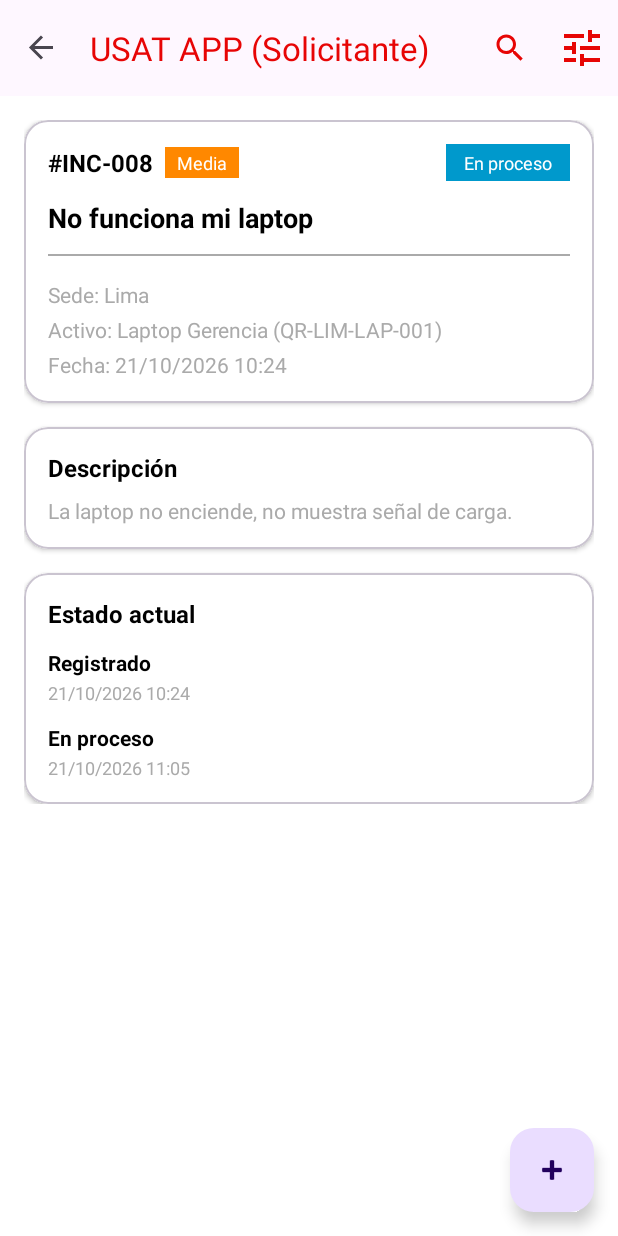
After one commit to DKarelly/AplicacionMovilCaral, an Android app: the IncidentDetailFragment screen opened through its navigation route, on a phone screen of 412 x 824 dp. The commit adds this screen. Run offline under Robolectric (Android 15) with nearby library versions, the phone set to English and light mode, and no system bars; our stand-ins replace navigation-ui.

Commit message:
Crear interfaces para la Vista del Solicitante (Home, Confirmacion, Detalle)

```diff
--- /dev/null
+++ b/app/src/main/java/com/example/py_damb2026ii/IncidentDetailFragment.java
@@ -0,0 +1,28 @@
+package com.example.py_damb2026ii;
+
+import android.os.Bundle;
+
+import androidx.annotation.NonNull;
+import androidx.fragment.app.Fragment;
+
+import android.view.LayoutInflater;
+import android.view.View;
+import android.view.ViewGroup;
+
+import com.example.py_damb2026ii.databinding.FragmentIncidentDetailBinding;
+
+public class IncidentDetailFragment extends Fragment {
+
+    private FragmentIncidentDetailBinding binding;
+
+    public IncidentDetailFragment() {
+        // Required empty public constructor
+    }
+
+    @Override
+    public View onCreateView(@NonNull LayoutInflater inflater, ViewGroup container,
+                             Bundle savedInstanceState) {
+        binding = FragmentIncidentDetailBinding.inflate(inflater, container, false);
+        return binding.getRoot();
+    }
+}
--- a/app/src/main/java/com/example/py_damb2026ii/MainActivity.java
+++ b/app/src/main/java/com/example/py_damb2026ii/MainActivity.java
@@ -72,6 +72,9 @@ public class MainActivity extends AppCompatActivity {
             if ("Solicitante".equalsIgnoreCase(userRole)) {
                 binding.fab.setVisibility(View.VISIBLE);
                 binding.fab.setOnClickListener(v -> navController.navigate(R.id.AddIncidentFragment));
+                try {
+                    navController.navigate(R.id.SolicitanteHomeFragment);
+                } catch (Exception ignored) {}
             } else if ("Técnico".equalsIgnoreCase(userRole)) {
                 binding.fab.setVisibility(View.VISIBLE);
                 binding.fab.setOnClickListener(v -> Snackbar.make(v, "Modo Técnico: Gestión de Incidentes Asignados", Snackbar.LENGTH_LONG).setAnchorView(R.id.fab).show());
--- /dev/null
+++ b/app/src/main/java/com/example/py_damb2026ii/SolicitanteHomeFragment.java
@@ -0,0 +1,53 @@
+package com.example.py_damb2026ii;
+
+import android.content.Context;
+import android.content.SharedPreferences;
+import android.os.Bundle;
+
+import androidx.annotation.NonNull;
+import androidx.fragment.app.Fragment;
+import androidx.navigation.Navigation;
+
+import android.view.LayoutInflater;
+import android.view.View;
+import android.view.ViewGroup;
+
+import com.example.py_damb2026ii.databinding.FragmentSolicitanteHomeBinding;
+import com.google.android.material.snackbar.Snackbar;
+
+public class SolicitanteHomeFragment extends Fragment {
+
+    private FragmentSolicitanteHomeBinding binding;
+    private SharedPreferences sharedPref;
+
+    public SolicitanteHomeFragment() {
+        // Required empty public constructor
+    }
+
+    @Override
+    public View onCreateView(@NonNull LayoutInflater inflater, ViewGroup container,
+                             Bundle savedInstanceState) {
+        sharedPref = requireActivity().getSharedPreferences("USAT_SP", Context.MODE_PRIVATE);
+        binding = FragmentSolicitanteHomeBinding.inflate(inflater, container, false);
+
+        binding.txtWelcomeUser.setText("Hola, Solicitante");
+
+        binding.cardReportarIncidente.setOnClickListener(v ->
+            Navigation.findNavController(v).navigate(R.id.AddIncidentFragment)
+        );
+
+        binding.cardMisIncidentes.setOnClickListener(v ->
+            Navigation.findNavController(v).navigate(R.id.IncidentListFragment)
+        );
+
+        binding.cardNotificaciones.setOnClickListener(v ->
+            Snackbar.make(v, "No hay nuevas notificaciones", Snackbar.LENGTH_SHORT).setAnchorView(requireActivity().findViewById(R.id.fab)).show()
+        );
+
+        binding.cardMiPerfil.setOnClickListener(v ->
+            Snackbar.make(v, "Perfil: Solicitante (Empleado)", Snackbar.LENGTH_SHORT).setAnchorView(requireActivity().findViewById(R.id.fab)).show()
+        );
+
+        return binding.getRoot();
+    }
+}
--- /dev/null
+++ b/app/src/main/res/layout/fragment_incident_detail.xml
@@ -0,0 +1,223 @@
+<?xml version="1.0" encoding="utf-8"?>
+<androidx.core.widget.NestedScrollView xmlns:android="http://schemas.android.com/apk/res/android"
+    xmlns:app="http://schemas.android.com/apk/res-auto"
+    xmlns:tools="http://schemas.android.com/tools"
+    android:layout_width="match_parent"
+    android:layout_height="match_parent"
+    tools:context=".IncidentDetailFragment"
+    android:background="@color/productGridBackgroundColor"
+    android:padding="16dp">
+
+    <LinearLayout
+        android:layout_width="match_parent"
+        android:layout_height="wrap_content"
+        android:orientation="vertical">
+
+        <!-- Top Header card -->
+        <com.google.android.material.card.MaterialCardView
+            android:layout_width="match_parent"
+            android:layout_height="wrap_content"
+            app:cardCornerRadius="16dp"
+            app:cardElevation="2dp"
+            app:cardBackgroundColor="@android:color/white">
+
+            <LinearLayout
+                android:layout_width="match_parent"
+                android:layout_height="wrap_content"
+                android:orientation="vertical"
+                android:padding="16dp">
+
+                <LinearLayout
+                    android:layout_width="match_parent"
+                    android:layout_height="wrap_content"
+                    android:orientation="horizontal"
+                    android:gravity="center_vertical">
+
+                    <TextView
+                        android:id="@+id/detail_code"
+                        android:layout_width="wrap_content"
+                        android:layout_height="wrap_content"
+                        android:text="#INC-008"
+                        android:textStyle="bold"
+                        android:textSize="16sp"
+                        android:textColor="@android:color/black" />
+
+                    <TextView
+                        android:id="@+id/detail_priority"
+                        android:layout_width="wrap_content"
+                        android:layout_height="wrap_content"
+                        android:text="Media"
+                        android:textSize="12sp"
+                        android:textColor="@android:color/white"
+                        android:background="@android:color/holo_orange_dark"
+                        android:paddingHorizontal="8dp"
+                        android:paddingVertical="2dp"
+                        android:layout_marginStart="8dp" />
+
+                    <View
+                        android:layout_width="0dp"
+                        android:layout_height="0dp"
+                        android:layout_weight="1" />
+
+                    <TextView
+                        android:id="@+id/detail_status"
+                        android:layout_width="wrap_content"
+                        android:layout_height="wrap_content"
+                        android:text="En proceso"
+                        android:textSize="12sp"
+                        android:textColor="@android:color/white"
+                        android:background="@android:color/holo_blue_dark"
+                        android:paddingHorizontal="12dp"
+                        android:paddingVertical="4dp" />
+                </LinearLayout>
+
+                <TextView
+                    android:id="@+id/detail_title"
+                    android:layout_width="match_parent"
+                    android:layout_height="wrap_content"
+                    android:text="No funciona mi laptop"
+                    android:textSize="18sp"
+                    android:textStyle="bold"
+                    android:textColor="@android:color/black"
+                    android:layout_marginTop="12dp" />
+
+                <View
+                    android:layout_width="match_parent"
+                    android:layout_height="1dp"
+                    android:background="@android:color/darker_gray"
+                    android:layout_marginTop="12dp"
+                    android:layout_marginBottom="12dp" />
+
+                <TextView
+                    android:layout_width="wrap_content"
+                    android:layout_height="wrap_content"
+                    android:text="Sede: Lima"
+                    android:textSize="14sp"
+                    android:textColor="@android:color/darker_gray"
+                    android:layout_marginTop="4dp" />
+
+                <TextView
+                    android:layout_width="wrap_content"
+                    android:layout_height="wrap_content"
+                    android:text="Activo: Laptop Gerencia (QR-LIM-LAP-001)"
+                    android:textSize="14sp"
+                    android:textColor="@android:color/darker_gray"
+                    android:layout_marginTop="4dp" />
+
+                <TextView
+                    android:layout_width="wrap_content"
+                    android:layout_height="wrap_content"
+                    android:text="Fecha: 21/10/2026 10:24"
+                    android:textSize="14sp"
+                    android:textColor="@android:color/darker_gray"
+                    android:layout_marginTop="4dp" />
+
+            </LinearLayout>
+        </com.google.android.material.card.MaterialCardView>
+
+        <!-- Description Card -->
+        <com.google.android.material.card.MaterialCardView
+            android:layout_width="match_parent"
+            android:layout_height="wrap_content"
+            android:layout_marginTop="16dp"
+            app:cardCornerRadius="16dp"
+            app:cardElevation="2dp"
+            app:cardBackgroundColor="@android:color/white">
+
+            <LinearLayout
+                android:layout_width="match_parent"
+                android:layout_height="wrap_content"
+                android:orientation="vertical"
+                android:padding="16dp">
+
+                <TextView
+                    android:layout_width="wrap_content"
+                    android:layout_height="wrap_content"
+                    android:text="Descripción"
+                    android:textStyle="bold"
+                    android:textSize="16sp"
+                    android:textColor="@android:color/black" />
+
+                <TextView
+                    android:layout_width="match_parent"
+                    android:layout_height="wrap_content"
+                    android:text="La laptop no enciende, no muestra señal de carga."
+                    android:textSize="14sp"
+                    android:textColor="@android:color/darker_gray"
+                    android:layout_marginTop="8dp" />
+
+            </LinearLayout>
+        </com.google.android.material.card.MaterialCardView>
+
+        <!-- Current status timeline card -->
+        <com.google.android.material.card.MaterialCardView
+            android:layout_width="match_parent"
+            android:layout_height="wrap_content"
+            android:layout_marginTop="16dp"
+            app:cardCornerRadius="16dp"
+            app:cardElevation="2dp"
+            app:cardBackgroundColor="@android:color/white">
+
+            <LinearLayout
+                android:layout_width="match_parent"
+                android:layout_height="wrap_content"
+                android:orientation="vertical"
+                android:padding="16dp">
+
+                <TextView
+                    android:layout_width="wrap_content"
+                    android:layout_height="wrap_content"
+                    android:text="Estado actual"
+                    android:textStyle="bold"
+                    android:textSize="16sp"
+                    android:textColor="@android:color/black" />
+
+                <!-- Timeline item 1 -->
+                <LinearLayout
+                    android:layout_width="match_parent"
+                    android:layout_height="wrap_content"
+                    android:orientation="vertical"
+                    android:layout_marginTop="12dp">
+                    <TextView
+                        android:layout_width="wrap_content"
+                        android:layout_height="wrap_content"
+                        android:text="Registrado"
+                        android:textStyle="bold"
+                        android:textColor="@android:color/black"
+                        android:textSize="14sp" />
+                    <TextView
+                        android:layout_width="wrap_content"
+                        android:layout_height="wrap_content"
+                        android:text="21/10/2026 10:24"
+                        android:textColor="@android:color/darker_gray"
+                        android:textSize="12sp"
+                        android:layout_marginTop="2dp" />
+                </LinearLayout>
+
+                <!-- Timeline item 2 -->
+                <LinearLayout
+                    android:layout_width="match_parent"
+                    android:layout_height="wrap_content"
+                    android:orientation="vertical"
+                    android:layout_marginTop="12dp">
+                    <TextView
+                        android:layout_width="wrap_content"
+                        android:layout_height="wrap_content"
+                        android:text="En proceso"
+                        android:textStyle="bold"
+                        android:textColor="@android:color/black"
+                        android:textSize="14sp" />
+                    <TextView
+                        android:layout_width="wrap_content"
+                        android:layout_height="wrap_content"
+                        android:text="21/10/2026 11:05"
+                        android:textColor="@android:color/darker_gray"
+                        android:textSize="12sp"
+                        android:layout_marginTop="2dp" />
+                </LinearLayout>
+
+            </LinearLayout>
+        </com.google.android.material.card.MaterialCardView>
+
+    </LinearLayout>
+</androidx.core.widget.NestedScrollView>
--- a/app/src/main/res/navigation/nav_graph.xml
+++ b/app/src/main/res/navigation/nav_graph.xml
@@ -31,6 +31,27 @@
         android:name="com.example.py_damb2026ii.IncidentListFragment"
         android:label="Lista de Incidentes"
         tools:layout="@layout/fragment_incident_list">
+    </fragment>
+
+    <fragment
+        android:id="@+id/SolicitanteHomeFragment"
+        android:name="com.example.py_damb2026ii.SolicitanteHomeFragment"
+        android:label="Vista del Solicitante"
+        tools:layout="@layout/fragment_solicitante_home">
+    </fragment>
+
+    <fragment
+        android:id="@+id/IncidentConfirmationFragment"
+        android:name="com.example.py_damb2026ii.IncidentConfirmationFragment"
+        android:label="Confirmación"
+        tools:layout="@layout/fragment_incident_confirmation">
+    </fragment>
+
+    <fragment
+        android:id="@+id/IncidentDetailFragment"
+        android:name="com.example.py_damb2026ii.IncidentDetailFragment"
+        android:label="Detalle del Incidente"
+        tools:layout="@layout/fragment_incident_detail">
     </fragment>
 
     <fragment
```
Also changed, not shown: app/src/main/java/com/example/py_damb2026ii/IncidentConfirmationFragment.java (added, +38 -0 lines), app/src/main/res/layout/fragment_incident_confirmation.xml (added, +69 -0 lines), app/src/main/res/layout/fragment_solicitante_home.xml (added, +207 -0 lines).
